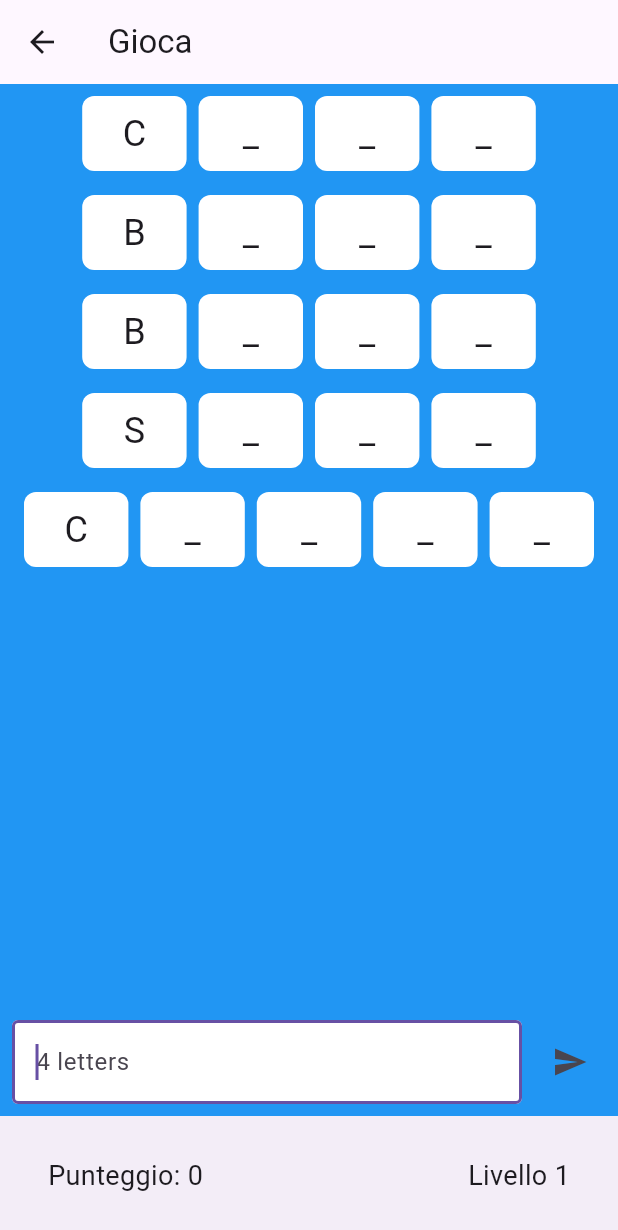
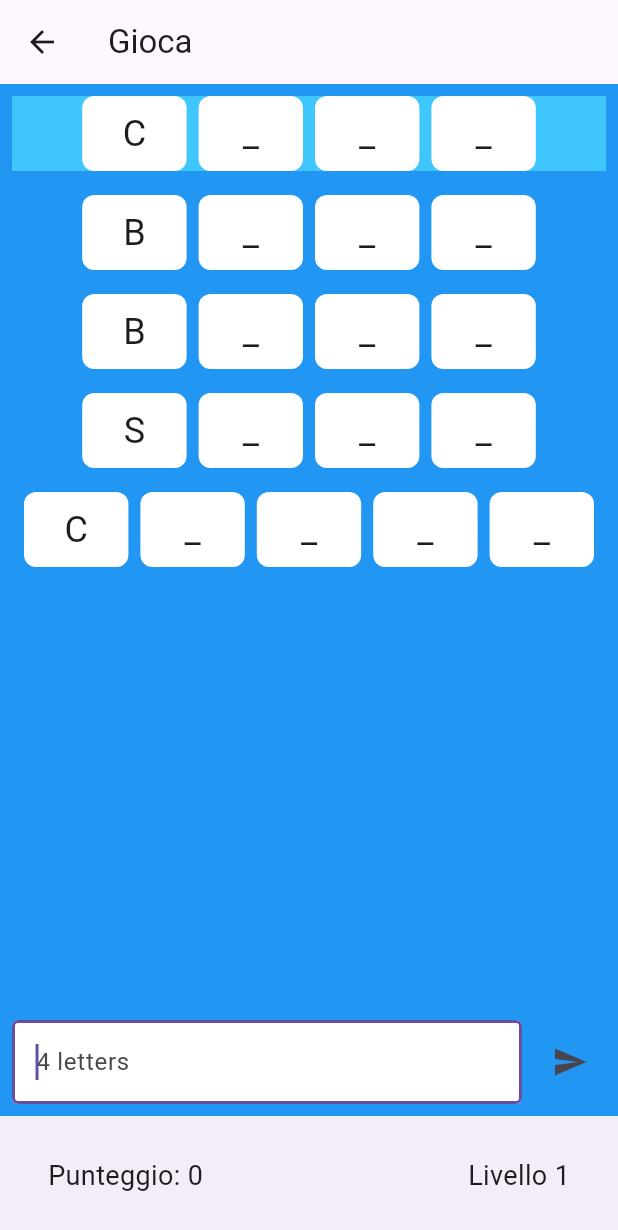
Before and after one commit to lucar91/Parolando, a Flutter app: the ListaPage screen opened by its route, on a phone screen of 412 x 824 dp. Shown: the top 1230 px of the screen. Run offline on Flutter 3.47's test engine with Material 3 defaults, Android fonts, the phone set to English and light mode, and no system bars.

Commit message:
Added background color to selected line

```diff
--- a/lib/pages/list_page.dart
+++ b/lib/pages/list_page.dart
@@ -95,6 +95,8 @@ class _ListaPageState extends State<ListaPage> {
                             children: items.asMap().entries.map((entry) {
                               final index = entry.key;
                               final item = entry.value;
+                              final isSelected = index ==
+                                  selectedIndex; // Check if this is the selected index
 
                               return Padding(
                                 padding: const EdgeInsets.all(
@@ -110,8 +112,14 @@ class _ListaPageState extends State<ListaPage> {
                                       _textEditingController.text = '';
                                     });
                                   },
+                                  child: Container(
+                                    color: isSelected
+                                        ? Color(0xb94bd8ff)
+                                        : Colors
+                                            .transparent, // Imposta il colore di sfondo se selezionato
                                     child: Row(
-                                    mainAxisAlignment: MainAxisAlignment.center,
+                                      mainAxisAlignment:
+                                          MainAxisAlignment.center,
                                       children: item.split('').map((char) {
                                         if (char != ' ') {
                                           return Container(
@@ -142,6 +150,7 @@ class _ListaPageState extends State<ListaPage> {
                                           return SizedBox(width: 16);
                                         }
                                       }).toList(),
+                                    ),
                                   ),
                                 ),
                               );
```
Lines whose indentation alone changed are shown as unchanged.
